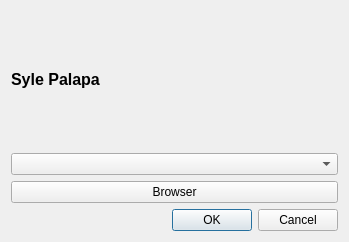
Qt form StylePalapa_dialog_base.ui (sandynagara/Palapa) before a commit.
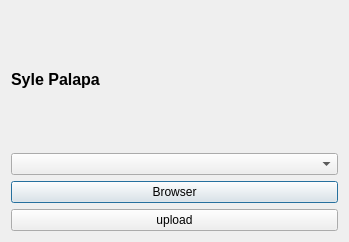
The same form after that commit. Custom widgets are drawn as their Qt base class.

What changed in the file:
```diff
--- a/StylePalapa_dialog_base.ui
+++ b/StylePalapa_dialog_base.ui
@@ -41,12 +41,9 @@
       </widget>
      </item>
      <item>
-      <widget class="QDialogButtonBox" name="button_box">
-       <property name="orientation">
-        <enum>Qt::Horizontal</enum>
-       </property>
-       <property name="standardButtons">
-        <set>QDialogButtonBox::Cancel|QDialogButtonBox::Ok</set>
+      <widget class="QPushButton" name="upload">
+       <property name="text">
+        <string>upload</string>
        </property>
       </widget>
      </item>
```
Left out of the diff: 35 changed lines with no effect on the pictures.
